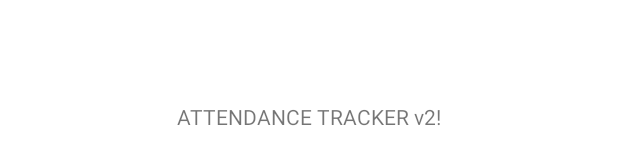
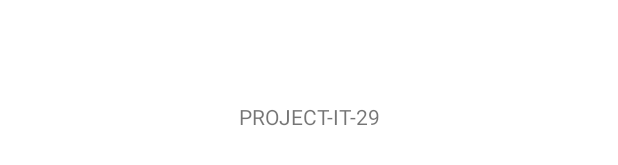
Before and after one commit to arcangel391/Attendance-Tracker, an Android app: the layout activity_main.xml on its own in the app's theme, with its tools: preview values and no code run, on a phone screen of 412 x 824 dp. Shown: the part 502-667 px from the top of the screen. Run offline under Robolectric (Android 15) with nearby library versions, the phone set to English and light mode, and no system bars.

Commit message:
changed
attendance to proj-it-29

```diff
--- a/AttendanceTracker/app/src/main/res/layout/activity_main.xml
+++ b/AttendanceTracker/app/src/main/res/layout/activity_main.xml
@@ -9,7 +9,7 @@
     <TextView
         android:layout_width="wrap_content"
         android:layout_height="wrap_content"
-        android:text="ATTENDANCE TRACKER v2!"
+        android:text="PROJECT-IT-29"
         app:layout_constraintBottom_toBottomOf="parent"
         app:layout_constraintLeft_toLeftOf="parent"
         app:layout_constraintRight_toRightOf="parent"
```
